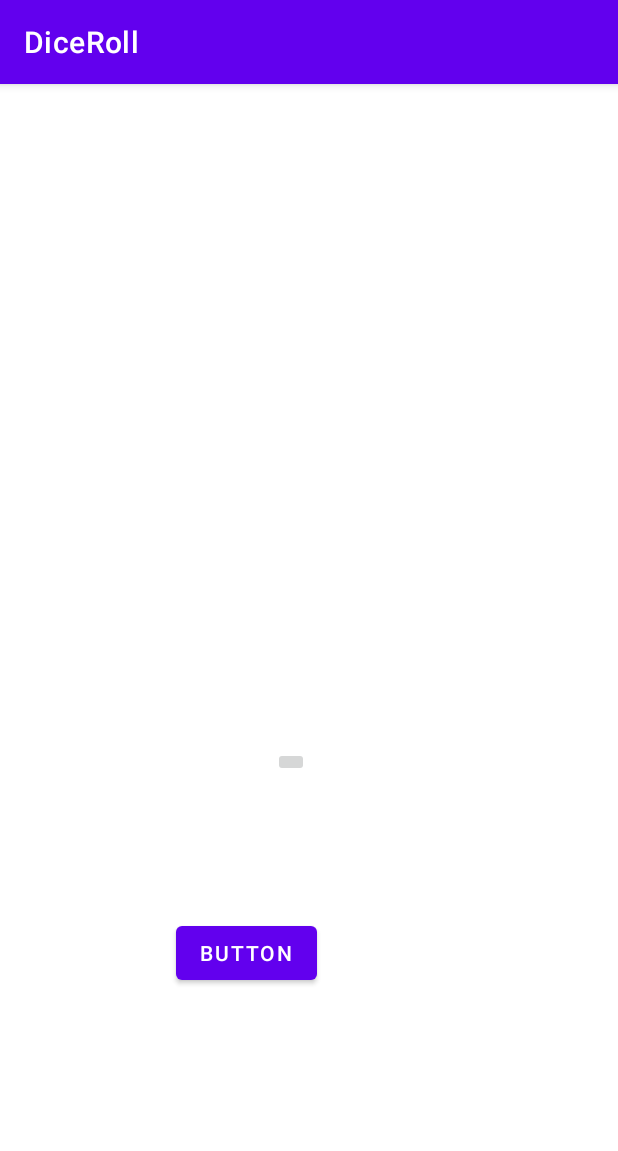
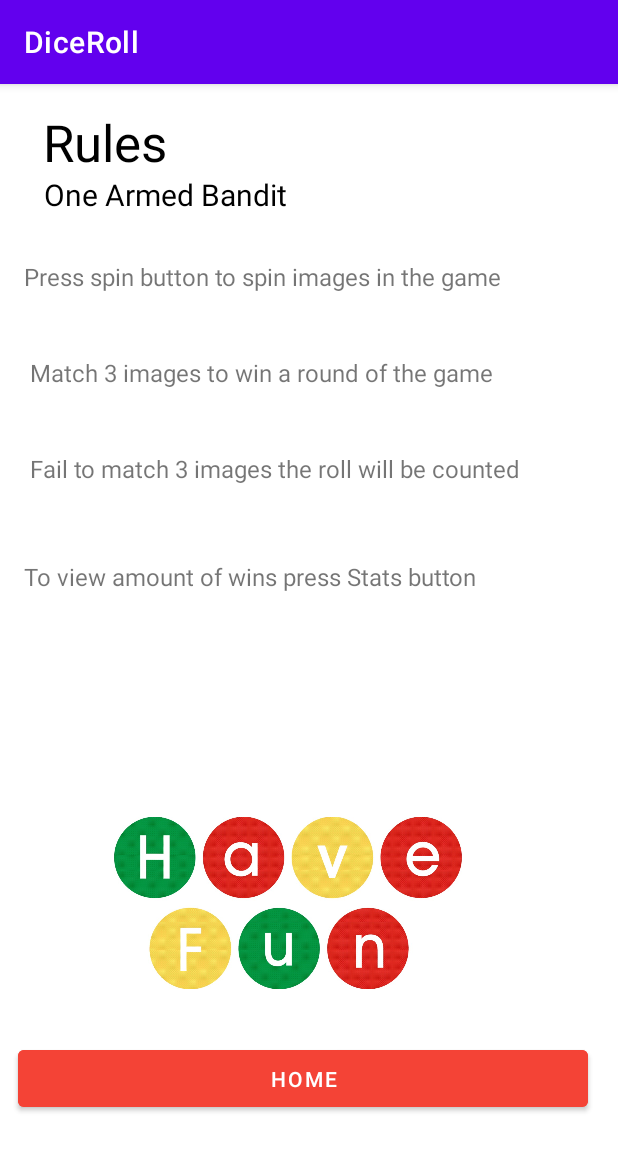
Before and after one commit to KMCQ-DKiT/DiceRoll, an Android app: the Help screen opened directly, with no data from a screen before it, on a phone screen of 412 x 824 dp. Shown: the top 1151 px of the screen. Run offline under Robolectric (Android 15) with nearby library versions, the phone set to English and light mode, and no system bars.

Commit message:
Added Help And infrastructure to build statistics

```diff
--- a/app/build.gradle
+++ b/app/build.gradle
@@ -41,4 +41,6 @@ dependencies {
     testImplementation 'junit:junit:4.13.2'
     androidTestImplementation 'androidx.test.ext:junit:1.1.3'
     androidTestImplementation 'androidx.test.espresso:espresso-core:3.4.0'
+
+    implementation 'nl.dionsegijn:konfetti:1.2.2' // added for confetti animation
 }
--- a/app/src/main/java/com/example/diceroll/Help.kt
+++ b/app/src/main/java/com/example/diceroll/Help.kt
@@ -13,7 +13,7 @@ class Help : AppCompatActivity()
         super.onCreate(savedInstanceState)
         setContentView(R.layout.activity_help)
 
-        val mainButton: ImageButton = findViewById(R.id.imageButton)
+        val mainButton: Button = findViewById(R.id.button2)
         mainButton.setOnClickListener { finish() }
     }
 
--- a/app/src/main/res/layout/activity_help.xml
+++ b/app/src/main/res/layout/activity_help.xml
@@ -7,44 +7,96 @@
     tools:context=".Help">
 
 
-    <ImageView
-        android:id="@+id/imageView"
-        android:layout_width="wrap_content"
-        android:layout_height="wrap_content"
-        android:layout_marginStart="128dp"
-        android:layout_marginTop="254dp"
-        android:layout_marginEnd="155dp"
-        android:layout_marginBottom="349dp"
-        app:layout_constraintBottom_toBottomOf="parent"
+    <TextView
+        android:id="@+id/textView5"
+        android:layout_width="99dp"
+        android:layout_height="44dp"
+        android:layout_marginTop="16dp"
+        android:text="Rules"
+        android:textColor="@color/black"
+        android:textSize="34sp"
         app:layout_constraintEnd_toEndOf="parent"
+        app:layout_constraintHorizontal_bias="0.092"
         app:layout_constraintStart_toStartOf="parent"
-        app:layout_constraintTop_toTopOf="parent"
-        tools:srcCompat="@tools:sample/avatars" />
+        app:layout_constraintTop_toTopOf="parent" />
+
+    <TextView
+        android:id="@+id/textView6"
+        android:layout_width="186dp"
+        android:layout_height="25dp"
+        android:layout_marginStart="29dp"
+        android:text="One Armed Bandit"
+        android:textColor="@color/black"
+        android:textSize="20sp"
+        app:layout_constraintStart_toStartOf="parent"
+        app:layout_constraintTop_toBottomOf="@+id/textView5" />
+
+    <TextView
+        android:id="@+id/textView7"
+        android:layout_width="372dp"
+        android:layout_height="25dp"
+        android:layout_marginStart="16dp"
+        android:layout_marginTop="32dp"
+        android:text="Press spin button to spin images in the game"
+        android:textSize="16sp"
+        app:layout_constraintStart_toStartOf="parent"
+        app:layout_constraintTop_toBottomOf="@+id/textView6" />
+
+    <TextView
+        android:id="@+id/textView8"
+        android:layout_width="372dp"
+        android:layout_height="25dp"
+        android:layout_marginStart="20dp"
+        android:layout_marginTop="96dp"
+        android:text="Match 3 images to win a round of the game"
+        android:textSize="16sp"
+        app:layout_constraintStart_toStartOf="parent"
+        app:layout_constraintTop_toBottomOf="@+id/textView6" />
+
+    <TextView
+        android:id="@+id/textView9"
+        android:layout_width="372dp"
+        android:layout_height="25dp"
+        android:layout_marginStart="20dp"
+        android:layout_marginTop="160dp"
+        android:text="Fail to match 3 images the roll will be counted"
+        android:textSize="16sp"
+        app:layout_constraintStart_toStartOf="parent"
+        app:layout_constraintTop_toBottomOf="@+id/textView6" />
+
+    <TextView
+        android:id="@+id/textView10"
+        android:layout_width="372dp"
+        android:layout_height="25dp"
+        android:layout_marginStart="16dp"
+        android:layout_marginTop="232dp"
+        android:text="To view amount of wins press Stats button"
+        android:textSize="16sp"
+        app:layout_constraintStart_toStartOf="parent"
+        app:layout_constraintTop_toBottomOf="@+id/textView6" />
+
 
     <Button
         android:id="@+id/button2"
-        android:layout_width="wrap_content"
-        android:layout_height="wrap_content"
-        android:layout_marginStart="117dp"
-        android:layout_marginTop="177dp"
-        android:layout_marginBottom="124dp"
-        android:text="Button"
+        android:layout_width="380dp"
+        android:layout_height="50dp"
+        android:layout_marginStart="12dp"
+        android:layout_marginBottom="80dp"
+        android:backgroundTint="#F44336"
+        android:text="Home"
+        app:iconTint="#F44336"
         app:layout_constraintBottom_toBottomOf="parent"
         app:layout_constraintStart_toStartOf="parent"
-        app:layout_constraintTop_toBottomOf="@+id/imageView" />
+        app:rippleColor="#F44336" />
 
-    <ImageButton
-        android:id="@+id/imageButton"
-        android:layout_width="wrap_content"
-        android:layout_height="wrap_content"
-        android:layout_marginStart="117dp"
-        android:layout_marginTop="21dp"
-        android:layout_marginEnd="142dp"
-        android:layout_marginBottom="10dp"
+    <ImageView
+        android:id="@+id/imageView5"
+        android:layout_width="232dp"
+        android:layout_height="184dp"
+        android:layout_marginStart="76dp"
         app:layout_constraintBottom_toTopOf="@+id/button2"
-        app:layout_constraintEnd_toEndOf="parent"
         app:layout_constraintStart_toStartOf="parent"
-        app:layout_constraintTop_toBottomOf="@+id/imageView"
-        tools:srcCompat="@tools:sample/avatars" />
+        app:srcCompat="@drawable/logo_havefun2" />
+
 
 </androidx.constraintlayout.widget.ConstraintLayout>
```
Also changed, not shown: app/src/main/java/com/example/diceroll/MainActivity.kt (+28 -26 lines), app/src/main/java/com/example/diceroll/Stats.kt (+18 -13 lines), app/src/main/res/layout/activity_main.xml (+34 -32 lines), app/src/main/res/layout/activity_stats.xml (+98 -5 lines), app/src/main/res/drawable/_0817.png (added), app/src/main/res/drawable/bird.png (added), app/src/main/res/drawable/dice_1.png (deleted), app/src/main/res/drawable/dice_2.png (deleted), app/src/main/res/drawable/dice_3.png (deleted), app/src/main/res/drawable/dice_4.png (deleted), app/src/main/res/drawable/dice_5.png (deleted), app/src/main/res/drawable/dice_6.png (deleted), app/src/main/res/drawable/frog.png (added), app/src/main/res/drawable/lion.jpg (added), 3 more files.
